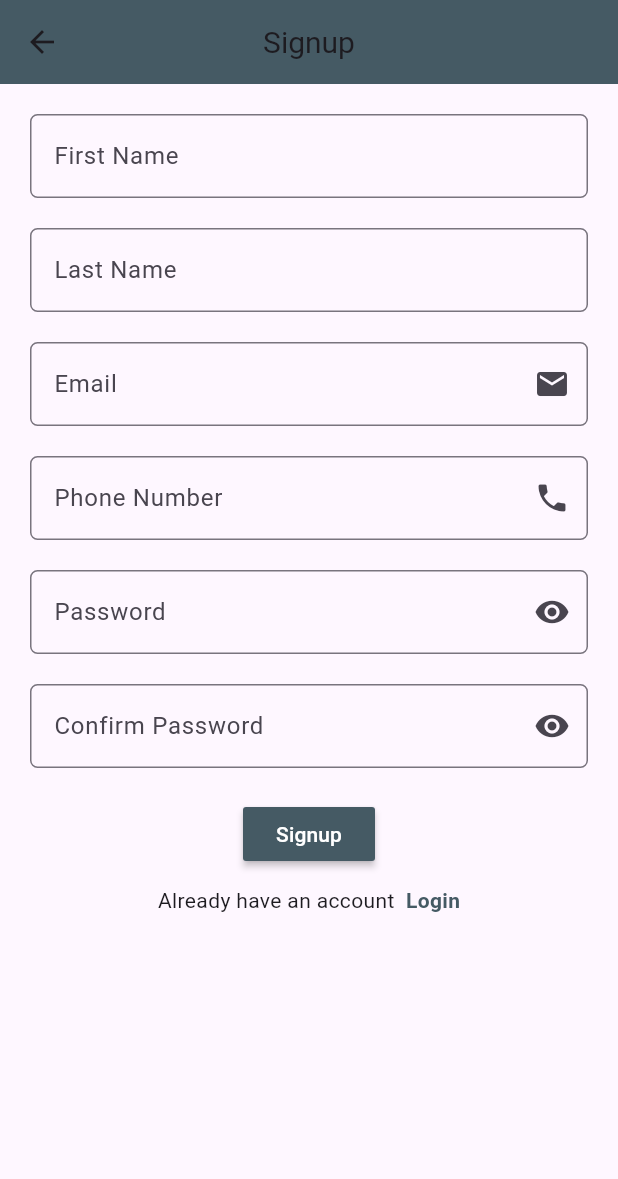
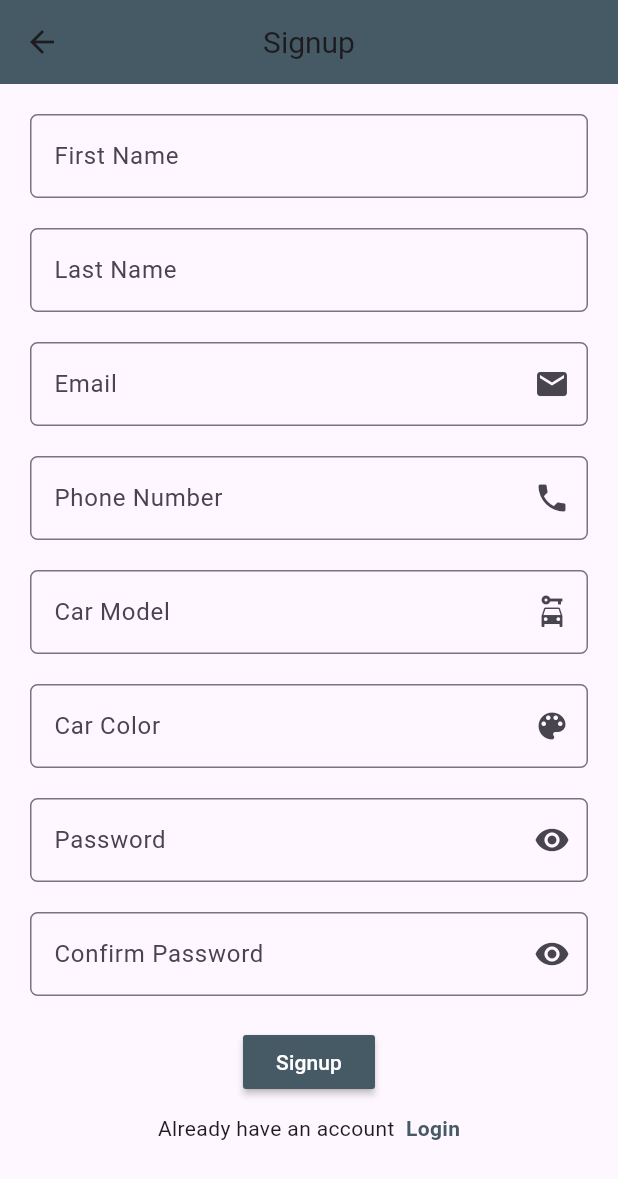
Before and after one commit to OmarElbanna/CARPOOL-Driver, a Flutter app: the screen it shows after launch, after a tap on "Login", after a tap on "Signup here", on a phone screen of 412 x 824 dp. Shown: the top 1179 px of the screen. Run offline on Flutter 3.47's test engine with Material 3 defaults, Android fonts, the phone set to English and light mode, and no system bars; our stand-ins replace awesome_dialog, cloud_firestore, firebase_auth, firebase_core, flutter_spinkit, fluttertoast and 2 more; missing offline and left inert: dart:ffi, flutter_polyline_points; accounts and stored records are empty.

Commit message:
Implemented Login and Registration

```diff
--- a/lib/Login.dart
+++ b/lib/Login.dart
@@ -1,4 +1,5 @@
 import 'package:awesome_dialog/awesome_dialog.dart';
+import 'package:cloud_firestore/cloud_firestore.dart';
 import 'package:firebase_auth/firebase_auth.dart';
 import 'package:flutter/material.dart';
 
@@ -54,9 +55,9 @@ class _LoginScreenState extends State<LoginScreen> {
         centerTitle: true,
       ),
       body: isLoading
-          ? const Center(
+          ?  Center(
               child: CircularProgressIndicator(
-              color: Colors.white,
+              color: Colors.blueGrey[700],
             ))
           : SingleChildScrollView(
               child: Center(
@@ -123,23 +124,41 @@ class _LoginScreenState extends State<LoginScreen> {
                                     .signInWithEmailAndPassword(
                                         email: email.text,
                                         password: password.text);
-
-                                if (credential.user!.emailVerified) {
+                                final userDoc = await FirebaseFirestore.instance
+                                    .collection('users')
+                                    .doc(credential.user!.uid)
+                                    .get();
+                                final userData = userDoc.data();
+                                String type = userData!['type'];
+                                if (type.compareTo("driver") == 0) {
+                                  print("Driver#############");
                                   Navigator.pushReplacementNamed(
                                       context, '/home');
                                 } else {
-                                  isLoading = false;
-                                  setState(() {});
-                                  AwesomeDialog(
-                                    context: context,
-                                    dialogType: DialogType.error,
-                                    animType: AnimType.rightSlide,
-                                    title: 'Unverified Account',
-                                    desc:
-                                        'Please check your email to verify your account',
-                                    btnOkOnPress: () {},
-                                  )..show();
+                                  print("User#############");
+                                  setState(() {
+                                    isLoading = false;
+                                    errorMessage = 'This account has been registered as a rider';
+                                  });
+                                  await FirebaseAuth.instance.signOut();
                                 }
+
+                                // if (credential.user!.emailVerified) {
+                                //   Navigator.pushReplacementNamed(
+                                //       context, '/home');
+                                // } else {
+                                //   isLoading = false;
+                                //   setState(() {});
+                                //   AwesomeDialog(
+                                //     context: context,
+                                //     dialogType: DialogType.error,
+                                //     animType: AnimType.rightSlide,
+                                //     title: 'Unverified Account',
+                                //     desc:
+                                //         'Please check your email to verify your account',
+                                //     btnOkOnPress: () {},
+                                //   )..show();
+                                // }
                               } on FirebaseAuthException catch (e) {
                                 isLoading = false;
                                 setState(() {});
--- a/lib/Signup.dart
+++ b/lib/Signup.dart
@@ -21,6 +21,8 @@ class _SignupScreenState extends State<SignupScreen> {
   TextEditingController lastName = TextEditingController();
   TextEditingController phone = TextEditingController();
   TextEditingController confirmPassword = TextEditingController();
+  TextEditingController carModel = TextEditingController();
+  TextEditingController carColor = TextEditingController();
 
   bool passwordVisible = false;
   bool confirmPasswordVisible = false;
@@ -76,6 +78,20 @@ class _SignupScreenState extends State<SignupScreen> {
     return null;
   }
 
+  String? validateCarModel(String? value) {
+    if (value == null || value.isEmpty) {
+      return 'Car model is required';
+    }
+    return null;
+  }
+
+  String? validateCarColor(String? value) {
+    if (value == null || value.isEmpty) {
+      return 'Car color is required';
+    }
+    return null;
+  }
+
   @override
   void initState() {
     super.initState();
@@ -98,9 +114,9 @@ class _SignupScreenState extends State<SignupScreen> {
         centerTitle: true,
       ),
       body: isLoading
-          ? const Center(
+          ?  Center(
               child: CircularProgressIndicator(
-              color: Colors.white,
+              color: Colors.blueGrey[700],
             ))
           : SingleChildScrollView(
               child: Center(
@@ -161,6 +177,36 @@ class _SignupScreenState extends State<SignupScreen> {
                         decoration: const InputDecoration(
                           suffixIcon: Icon(Icons.phone),
                           label: Text("Phone Number"),
+                          border: OutlineInputBorder(
+                              borderRadius:
+                                  BorderRadius.all(Radius.circular(5))),
+                        ),
+                      ),
+                      const SizedBox(
+                        height: 20,
+                      ),
+                      TextFormField(
+                        controller: carModel,
+                        validator: validateCarModel,
+                        keyboardType: TextInputType.text,
+                        decoration: const InputDecoration(
+                          suffixIcon: Icon(Icons.car_rental),
+                          label: Text("Car Model"),
+                          border: OutlineInputBorder(
+                              borderRadius:
+                                  BorderRadius.all(Radius.circular(5))),
+                        ),
+                      ),
+                      const SizedBox(
+                        height: 20,
+                      ),
+                      TextFormField(
+                        controller: carColor,
+                        validator: validateCarColor,
+                        keyboardType: TextInputType.text,
+                        decoration: const InputDecoration(
+                          suffixIcon: Icon(Icons.color_lens_rounded),
+                          label: Text("Car Color"),
                           border: OutlineInputBorder(
                               borderRadius:
                                   BorderRadius.all(Radius.circular(5))),
@@ -240,12 +286,16 @@ class _SignupScreenState extends State<SignupScreen> {
                                   .set({
                                     'firstName': firstName.text,
                                     'lastName': lastName.text,
-                                    'phone': phone.text
+                                    'phone': phone.text,
+                                    'type': 'driver',
+                                    'carModel':carModel.text,
+                                    'carColor':carColor.text
                                   })
-                                  .then((value) => print("User Added"))
+                                  .then((value) => print("Driver Added"))
                                   .catchError((error) =>
                                       print("Failed to add user: $error"));
-                              await credential.user!.sendEmailVerification();
+                              // await credential.user!.sendEmailVerification();
+                              await FirebaseAuth.instance.signOut();
                               isLoading = false;
                               setState(() {});
                               AwesomeDialog(
@@ -253,9 +303,9 @@ class _SignupScreenState extends State<SignupScreen> {
                                 dialogType: DialogType.success,
                                 animType: AnimType.rightSlide,
                                 title:
-                                    'Verification Mail has been sent successfully',
+                                    'Success',
                                 desc:
-                                    'Please check your email to verify your account',
+                                    'Your account has been created successfully',
                                 btnOkOnPress: () {
                                   Navigator.pushNamedAndRemoveUntil(
                                       context, '/login', (route) => false);
--- a/lib/Splash.dart
+++ b/lib/Splash.dart
@@ -17,8 +17,7 @@ class _SplashScreenState extends State<SplashScreen> {
     super.initState();
 
     Timer(const Duration(seconds: 3), () {
-      if (FirebaseAuth.instance.currentUser != null &&
-          FirebaseAuth.instance.currentUser!.emailVerified) {
+      if (FirebaseAuth.instance.currentUser != null) {
         Navigator.pushReplacementNamed(context, '/home');
       } else {
         print("No user");
@@ -39,6 +38,10 @@ class _SplashScreenState extends State<SplashScreen> {
               width: 466,
               child: Image.asset("images/Logo2.png"),
             ),
+            Text(
+              "Driver",
+              style: TextStyle(fontSize: 40, fontWeight: FontWeight.bold),
+            ),
             SpinKitFadingCircle(
               color: Colors.blueGrey[700],
             ),
```
